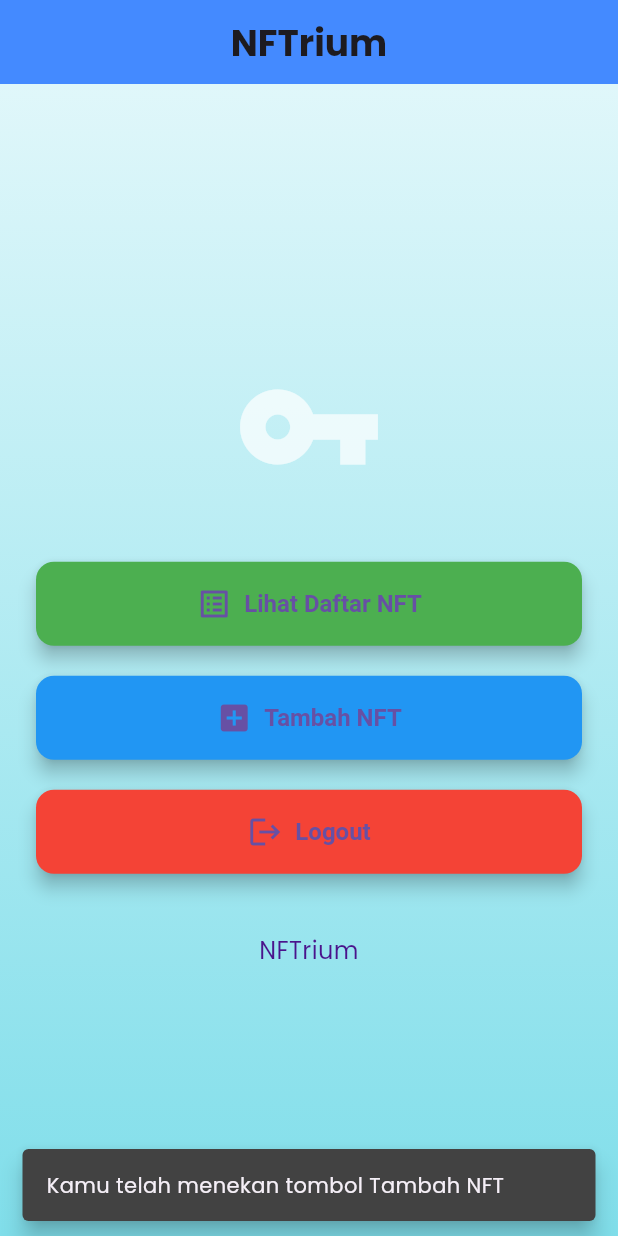
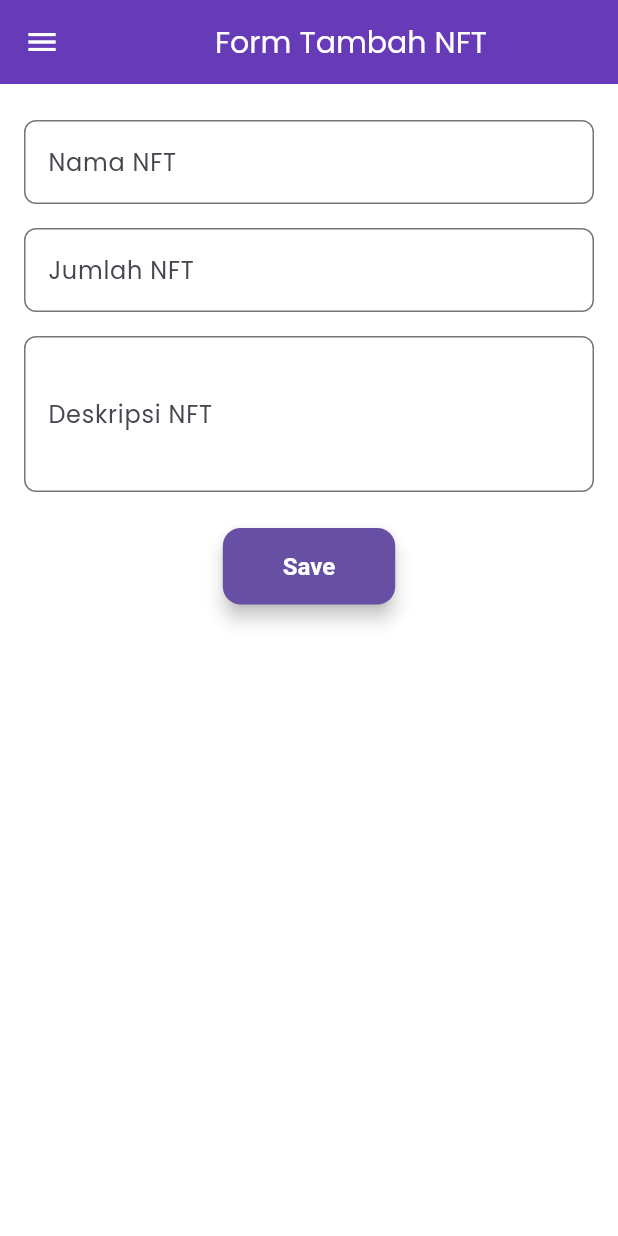
Before and after one commit to denisfilab/nftrium-mobile, a Flutter app: the screen it shows after launch, after a tap on "Tambah NFT", on a phone screen of 412 x 824 dp. Run offline on Flutter 3.47's test engine with Material 3 defaults, Android fonts, the phone set to English and light mode, and no system bars; our stand-ins replace google_fonts.

Commit message:
feat: tugas 8

```diff
--- a/lib/main.dart
+++ b/lib/main.dart
@@ -1,7 +1,7 @@
 // lib/main.dart
-
 import 'package:flutter/material.dart';
 import 'package:google_fonts/google_fonts.dart';
+import 'package:nftrium_mobile/screens/menu.dart';
 
 void main() {
   runApp(const MyApp());
@@ -37,134 +37,3 @@ class MyApp extends StatelessWidget {
     );
   }
 }
-
-class MyHomePage extends StatefulWidget {
-  const MyHomePage({super.key});
-
-  @override
-  State<MyHomePage> createState() => _MyHomePageState();
-}
-
-class _MyHomePageState extends State<MyHomePage> {
-  void _showSnackbar(String message) {
-    ScaffoldMessenger.of(context).showSnackBar(
-      SnackBar(
-        content: Text(message),
-        behavior: SnackBarBehavior.floating,
-        backgroundColor: Colors.grey[800],
-      ),
-    );
-  }
-
-  @override
-  Widget build(BuildContext context) {
-    return Scaffold(
-      // AppBar with Typography-Based Logo
-      appBar: AppBar(
-        backgroundColor: Colors.blueAccent,
-        elevation: 0,
-        title: Text(
-          'NFTrium',
-          style: GoogleFonts.poppins(
-            fontWeight: FontWeight.bold,
-            fontSize: 24.0,
-          ),
-        ),
-        centerTitle: true,
-      ),
-      body: Container(
-        decoration: const BoxDecoration(
-          gradient: LinearGradient(
-            colors: [Color(0xFFE0F7FA), Color(0xFF80DEEA)],
-            begin: Alignment.topCenter,
-            end: Alignment.bottomCenter,
-          ),
-        ),
-        child: Center(
-          child: SingleChildScrollView(
-            padding: const EdgeInsets.symmetric(horizontal: 24.0),
-            child: Column(
-              mainAxisAlignment: MainAxisAlignment.center,
-              children: <Widget>[
-                Icon(
-                  Icons.vpn_key,
-                  size: 100,
-                  color: Colors.white70,
-                ),
-                const SizedBox(height: 40),
-                SizedBox(
-                  width: double.infinity,
-                  child: ElevatedButton.icon(
-                    onPressed: () {
-                      _showSnackbar(
-                          "Kamu telah menekan tombol Lihat Daftar NFT");
-                    },
-                    icon: const Icon(Icons.list_alt, size: 24),
-                    label: const Text('Lihat Daftar NFT'),
-                    style: ElevatedButton.styleFrom(
-                      backgroundColor: Colors.green,
-                      padding: const EdgeInsets.symmetric(vertical: 16.0),
-                      shape: RoundedRectangleBorder(
-                        borderRadius: BorderRadius.circular(12.0),
-                      ),
-                      elevation: 5,
-                    ),
-                  ),
-                ),
-                const SizedBox(height: 20),
-                // Button 2: Add NFT
-                SizedBox(
-                  width: double.infinity,
-                  child: ElevatedButton.icon(
-                    onPressed: () {
-                      _showSnackbar("Kamu telah menekan tombol Tambah NFT");
-                    },
-                    icon: const Icon(Icons.add_box, size: 24),
-                    label: const Text('Tambah NFT'),
-                    style: ElevatedButton.styleFrom(
-                      backgroundColor: Colors.blue,
-                      padding: const EdgeInsets.symmetric(vertical: 16.0),
-                      shape: RoundedRectangleBorder(
-                        borderRadius: BorderRadius.circular(12.0),
-                      ),
-                      elevation: 5,
-                    ),
-                  ),
-                ),
-                const SizedBox(height: 20),
-                SizedBox(
-                  width: double.infinity,
-                  child: ElevatedButton.icon(
-                    onPressed: () {
-                      _showSnackbar("Kamu telah menekan tombol Logout");
-                    },
-                    icon: const Icon(Icons.logout, size: 24),
-                    label: const Text('Logout'),
-                    style: ElevatedButton.styleFrom(
-                      backgroundColor: Colors.red,
-                      padding: const EdgeInsets.symmetric(vertical: 16.0),
-                      shape: RoundedRectangleBorder(
-                        borderRadius: BorderRadius.circular(12.0),
-                      ),
-                      elevation: 5,
-                    ),
-                  ),
-                ),
-                const SizedBox(height: 40),
-
-                Text(
-                  'NFTrium',
-                  textAlign: TextAlign.center,
-                  style: GoogleFonts.poppins(
-                    fontSize: 16.0,
-                    color: Colors.purple[900],
-                  ),
-                ),
-              ],
-            ),
-          ),
-        ),
-      ),
-    );
-  }
-}
--- /dev/null
+++ b/lib/screens/menu.dart
@@ -0,0 +1,154 @@
+import 'package:flutter/material.dart';
+import 'package:google_fonts/google_fonts.dart';
+import 'package:nftrium_mobile/screens/nftentry_form.dart';
+import 'package:nftrium_mobile/widgets/left_drawer.dart';
+
+class MyHomePage extends StatefulWidget {
+  const MyHomePage({super.key});
+
+  @override
+  State<MyHomePage> createState() => _MyHomePageState();
+}
+
+class _MyHomePageState extends State<MyHomePage> {
+  void _showSnackbar(String message) {
+    ScaffoldMessenger.of(context).showSnackBar(
+      SnackBar(
+        content: Text(
+          message,
+          style: GoogleFonts.poppins(
+            color: Colors.white,
+          ),
+        ),
+        behavior: SnackBarBehavior.floating,
+        backgroundColor: Colors.deepPurple[700],
+      ),
+    );
+  }
+
+  @override
+  Widget build(BuildContext context) {
+    return Scaffold(
+      // AppBar with Typography-Based Logo
+      appBar: AppBar(
+        backgroundColor: Colors.deepPurple,
+        elevation: 0,
+        title: Text(
+          'NFTrium',
+          style: GoogleFonts.poppins(
+            fontWeight: FontWeight.bold,
+            fontSize: 24.0,
+            color: Colors.white,
+          ),
+        ),
+        centerTitle: true,
+      ),
+
+      drawer: const LeftDrawer(),
+
+      body: Container(
+        decoration: const BoxDecoration(
+          gradient: LinearGradient(
+            colors: [Color(0xFFF3E5F5), Color(0xFFE1BEE7)],
+            begin: Alignment.topCenter,
+            end: Alignment.bottomCenter,
+          ),
+        ),
+        child: Center(
+          child: SingleChildScrollView(
+            padding: const EdgeInsets.symmetric(horizontal: 24.0),
+            child: Column(
+              mainAxisAlignment: MainAxisAlignment.center,
+              children: <Widget>[
+                const Icon(
+                  Icons.skateboarding_rounded,
+                  size: 100,
+                  color: Colors.deepPurpleAccent,
+                ),
+                const SizedBox(height: 40),
+                SizedBox(
+                  width: double.infinity,
+                  child: ElevatedButton.icon(
+                    onPressed: () {
+                      _showSnackbar(
+                          "Kamu telah menekan tombol Lihat Daftar NFT");
+                    },
+                    icon: const Icon(Icons.list_alt,
+                        size: 24, color: Colors.white),
+                    label: const Text(
+                      'Lihat Daftar NFT',
+                      style: TextStyle(color: Colors.white),
+                    ),
+                    style: ElevatedButton.styleFrom(
+                      backgroundColor: Colors.deepPurple,
+                      padding: const EdgeInsets.symmetric(vertical: 16.0),
+                      shape: RoundedRectangleBorder(
+                        borderRadius: BorderRadius.circular(12.0),
+                      ),
+                      elevation: 5,
+                    ),
+                  ),
+                ),
+                const SizedBox(height: 20),
+                // Button 2: Add NFT
+                SizedBox(
+                  width: double.infinity,
+                  child: ElevatedButton.icon(
+                    onPressed: () {
+                      Navigator.push(
+                        context,
+                        MaterialPageRoute(
+                            builder: (context) => const NftEntryFormPage()),
+                      );
+                    },
+                    icon: const Icon(Icons.add_box,
+                        size: 24, color: Colors.white),
+                    label: const Text('Tambah NFT'),
+                    style: ElevatedButton.styleFrom(
+                      backgroundColor: Colors.green, // Complementary color
+                      padding: const EdgeInsets.symmetric(vertical: 16.0),
+                      shape: RoundedRectangleBorder(
+                        borderRadius: BorderRadius.circular(12.0),
+                      ),
+                      elevation: 5,
+                    ),
+                  ),
+                ),
+                const SizedBox(height: 20),
+                SizedBox(
+                  width: double.infinity,
+                  child: ElevatedButton.icon(
+                    onPressed: () {
+                      _showSnackbar("Kamu telah menekan tombol Logout");
+                    },
+                    icon:
+                        const Icon(Icons.logout, size: 24, color: Colors.white),
+                    label: const Text('Logout'),
+                    style: ElevatedButton.styleFrom(
+                      backgroundColor: Colors.red[700],
+                      padding: const EdgeInsets.symmetric(vertical: 16.0),
+                      shape: RoundedRectangleBorder(
+                        borderRadius: BorderRadius.circular(12.0),
+                      ),
+                      elevation: 5,
+                    ),
+                  ),
+                ),
+                const SizedBox(height: 40),
+
+                Text(
+                  'NFTrium',
+                  textAlign: TextAlign.center,
+                  style: GoogleFonts.poppins(
+                    fontSize: 16.0,
+                    color: Colors.deepPurple[800],
+                  ),
+                ),
+              ],
+            ),
+          ),
+        ),
+      ),
+    );
+  }
+}
--- /dev/null
+++ b/lib/screens/nftentry_form.dart
@@ -0,0 +1,202 @@
+import 'package:flutter/material.dart';
+import 'package:google_fonts/google_fonts.dart';
+import 'package:nftrium_mobile/widgets/left_drawer.dart';
+
+class NftEntryFormPage extends StatefulWidget {
+  const NftEntryFormPage({super.key});
+
+  @override
+  State<NftEntryFormPage> createState() => _NftEntryFormPageState();
+}
+
+class _NftEntryFormPageState extends State<NftEntryFormPage> {
+  final _formKey = GlobalKey<FormState>();
+  String _name = "";
+  int _amount = 0;
+  String _description = "";
+
+  void _showSnackbar(String message, {Color? backgroundColor}) {
+    ScaffoldMessenger.of(context).showSnackBar(
+      SnackBar(
+        content: Text(
+          message,
+          style: const TextStyle(color: Colors.white),
+        ),
+        behavior: SnackBarBehavior.floating,
+        backgroundColor:
+            backgroundColor ?? Theme.of(context).colorScheme.primary,
+      ),
+    );
+  }
+
+  @override
+  Widget build(BuildContext context) {
+    return Scaffold(
+      appBar: AppBar(
+        title: const Center(
+          child: Text(
+            'Form Tambah NFT',
+            style: TextStyle(fontSize: 20.0),
+          ),
+        ),
+        backgroundColor: Colors.deepPurple,
+        foregroundColor: Colors.white,
+      ),
+      drawer: const LeftDrawer(),
+      body: Padding(
+        padding: const EdgeInsets.all(16.0),
+        child: Form(
+          key: _formKey,
+          child: SingleChildScrollView(
+              child: Column(
+            crossAxisAlignment: CrossAxisAlignment.start,
+            children: [
+              // Name Field
+              Padding(
+                padding: const EdgeInsets.symmetric(vertical: 8.0),
+                child: TextFormField(
+                  decoration: InputDecoration(
+                    hintText: "Nama NFT",
+                    labelText: "Nama NFT",
+                    border: OutlineInputBorder(
+                      borderRadius: BorderRadius.circular(8.0),
+                    ),
+                  ),
+                  onChanged: (String? value) {
+                    setState(() {
+                      _name = value ?? "";
+                    });
+                  },
+                  validator: (String? value) {
+                    if (value == null || value.trim().isEmpty) {
+                      return "Nama NFT tidak boleh kosong!";
+                    }
+                    return null;
+                  },
+                ),
+              ),
+              // Amount Field
+              Padding(
+                padding: const EdgeInsets.symmetric(vertical: 8.0),
+                child: TextFormField(
+                  decoration: InputDecoration(
+                    hintText: "Jumlah NFT",
+                    labelText: "Jumlah NFT",
+                    border: OutlineInputBorder(
+                      borderRadius: BorderRadius.circular(8.0),
+                    ),
+                  ),
+                  keyboardType: TextInputType.number,
+                  onChanged: (String? value) {
+                    setState(() {
+                      _amount = int.tryParse(value ?? "") ?? 0;
+                    });
+                  },
+                  validator: (String? value) {
+                    if (value == null || value.trim().isEmpty) {
+                      return "Jumlah NFT tidak boleh kosong!";
+                    }
+                    if (int.tryParse(value) == null) {
+                      return "Jumlah NFT harus berupa angka!";
+                    }
+                    if (int.parse(value) <= 0) {
+                      return "Jumlah NFT harus lebih dari 0!";
+                    }
+                    return null;
+                  },
+                ),
+              ),
+              // Description Field
+              Padding(
+                padding: const EdgeInsets.symmetric(vertical: 8.0),
+                child: TextFormField(
+                  decoration: InputDecoration(
+                    hintText: "Deskripsi NFT",
+                    labelText: "Deskripsi NFT",
+                    border: OutlineInputBorder(
+                      borderRadius: BorderRadius.circular(8.0),
+                    ),
+                  ),
+                  maxLines: 3,
+                  onChanged: (String? value) {
+                    setState(() {
+                      _description = value ?? "";
+                    });
+                  },
+                  validator: (String? value) {
+                    if (value == null || value.trim().isEmpty) {
+                      return "Deskripsi NFT tidak boleh kosong!";
+                    }
+                    return null;
+                  },
+                ),
+              ),
+              // Save Button
+              Align(
+                alignment: Alignment.center,
+                child: Padding(
+                  padding: const EdgeInsets.symmetric(vertical: 16.0),
+                  child: ElevatedButton(
+                    style: ElevatedButton.styleFrom(
+                      backgroundColor: Theme.of(context).colorScheme.primary,
+                      padding: const EdgeInsets.symmetric(
+                          horizontal: 40.0, vertical: 16.0),
+                      shape: RoundedRectangleBorder(
+                        borderRadius: BorderRadius.circular(12.0),
+                      ),
+                      elevation: 5,
+                    ),
+                    onPressed: () {
+                      if (_formKey.currentState!.validate()) {
+                        showDialog(
+                          context: context,
+                          builder: (context) {
+                            return AlertDialog(
+                              title: const Text('NFT Berhasil Tersimpan'),
+                              content: SingleChildScrollView(
+                                child: Column(
+                                  crossAxisAlignment: CrossAxisAlignment.start,
+                                  children: [
+                                    Text('Nama NFT: $_name'),
+                                    Text('Jumlah NFT: $_amount'),
+                                    Text('Deskripsi NFT: $_description'),
+                                  ],
+                                ),
+                              ),
+                              actions: [
+                                TextButton(
+                                  child: const Text('OK'),
+                                  onPressed: () {
+                                    Navigator.pop(context);
+                                    _formKey.currentState!.reset();
+                                    setState(() {
+                                      _name = "";
+                                      _amount = 0;
+                                      _description = "";
+                                    });
+                                  },
+                                ),
+                              ],
+                            );
+                          },
+                        );
+                        _showSnackbar("NFT berhasil disimpan!");
+                      } else {
+                        _showSnackbar("Silakan perbaiki kesalahan di formulir.",
+                            backgroundColor: Colors.red);
+                      }
+                    },
+                    child: const Text(
+                      "Save",
+                      style: TextStyle(color: Colors.white, fontSize: 16.0),
+                    ),
+                  ),
+                ),
+              ),
+            ],
+          )),
+        ),
+      ),
+    );
+  }
+}
--- /dev/null
+++ b/lib/widgets/left_drawer.dart
@@ -0,0 +1,68 @@
+import 'package:flutter/material.dart';
+import 'package:nftrium_mobile/screens/menu.dart';
+import 'package:nftrium_mobile/screens/nftentry_form.dart';
+
+class LeftDrawer extends StatelessWidget {
+  const LeftDrawer({super.key});
+
+  @override
+  Widget build(BuildContext context) {
+    return Drawer(
+      child: ListView(
+        children: [
+          DrawerHeader(
+            decoration: BoxDecoration(
+              color: Colors.deepPurple,
+            ),
+            child: const Column(
+              children: [
+                Text(
+                  'NFTrium',
+                  textAlign: TextAlign.center,
+                  style: TextStyle(
+                    fontSize: 24,
+                    fontWeight: FontWeight.bold,
+                    color: Colors.white,
+                  ),
+                ),
+                Padding(padding: EdgeInsets.all(8)),
+                Text(
+                  "Buy your favorite NFTs here!",
+                  textAlign: TextAlign.center,
+                  style: TextStyle(
+                    fontSize: 15,
+                    color: Colors.white,
+                  ),
+                ),
+              ],
+            ),
+          ),
+          ListTile(
+            leading: const Icon(Icons.home_outlined),
+            title: const Text('Halaman Utama'),
+            // Bagian redirection ke MyHomePage
+            onTap: () {
+              Navigator.pushReplacement(
+                  context,
+                  MaterialPageRoute(
+                    builder: (context) => const MyHomePage(),
+                  ));
+            },
+          ),
+          ListTile(
+            leading: const Icon(Icons.mood),
+            title: const Text('Tambah NFT'),
+            // Bagian redirection ke MoodEntryFormPage
+            onTap: () {
+              Navigator.push(
+                context,
+                MaterialPageRoute(
+                    builder: (context) => const NftEntryFormPage()),
+              );
+            },
+          ),
+        ],
+      ),
+    );
+  }
+}
--- a/pubspec.yaml
+++ b/pubspec.yaml
@@ -32,6 +32,8 @@ dependencies:
     sdk: flutter
 
 
+
+
   # The following adds the Cupertino Icons font to your application.
   # Use with the CupertinoIcons class for iOS style icons.
   cupertino_icons: ^1.0.8
@@ -41,7 +43,7 @@ dev_dependencies:
     sdk: flutter
   google_fonts: ^4.0.4  # Add this line with correct indentation
   cupertino_icons: ^1.0.2  # Existing dependency
-
+  http: ^0.13.5  # Existing dependency
   # The "flutter_lints" package below contains a set of recommended lints to
   # encourage good coding practices. The lint set provided by the package is
   # activated in the `analysis_options.yaml` file located at the root of your
```
Also changed, not shown: lib/models/product.dart (added, +47 -0 lines), lib/widgets/nft_cart.dart (added, +69 -0 lines), flutter_01.png (added), pubspec.lock, 2 other files.
